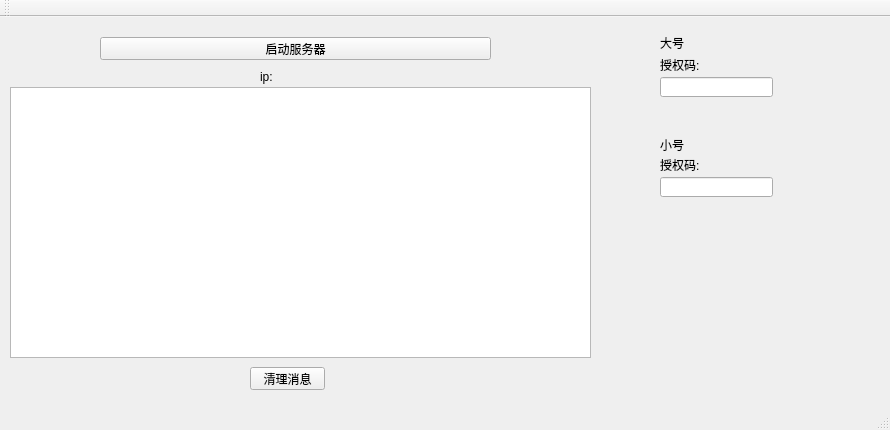
Old version of the form bhxserver.ui in the repository beyond296089727/BFXServer.
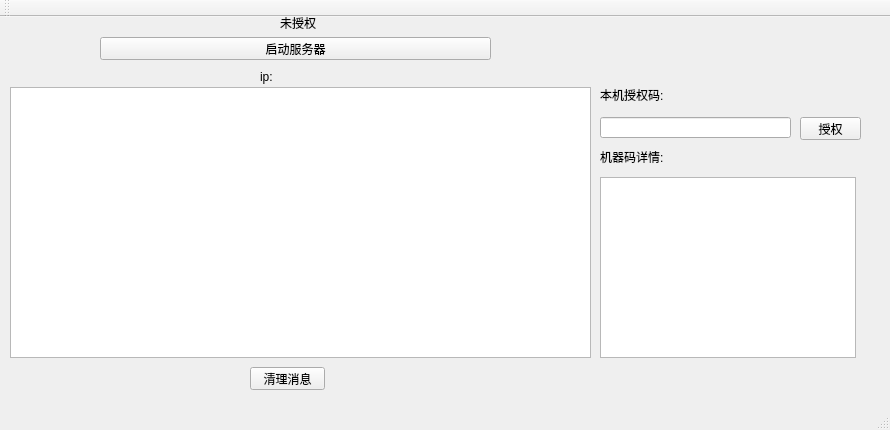
New version of the form.

Patch:
```diff
--- a/bhxserver.ui
+++ b/bhxserver.ui
@@ -66,73 +66,73 @@
    <widget class="QLabel" name="lb_dahao">
     <property name="geometry">
      <rect>
-      <x>660</x>
-      <y>20</y>
+      <x>600</x>
+      <y>130</y>
+      <width>101</width>
+      <height>20</height>
+     </rect>
+    </property>
+    <property name="text">
+     <string>机器码详情:</string>
+    </property>
+   </widget>
+   <widget class="QTextBrowser" name="tb_wx_mac">
+    <property name="geometry">
+     <rect>
+      <x>600</x>
+      <y>160</y>
+      <width>256</width>
+      <height>181</height>
+     </rect>
+    </property>
+   </widget>
+   <widget class="QLabel" name="lb_my_auth_code">
+    <property name="geometry">
+     <rect>
+      <x>600</x>
+      <y>70</y>
+      <width>71</width>
+      <height>16</height>
+     </rect>
+    </property>
+    <property name="text">
+     <string>本机授权码:</string>
+    </property>
+   </widget>
+   <widget class="QLineEdit" name="le_my_tuth_code">
+    <property name="geometry">
+     <rect>
+      <x>600</x>
+      <y>100</y>
+      <width>191</width>
+      <height>21</height>
+     </rect>
+    </property>
+   </widget>
+   <widget class="QPushButton" name="pb_authorize">
+    <property name="geometry">
+     <rect>
+      <x>800</x>
+      <y>100</y>
+      <width>61</width>
+      <height>23</height>
+     </rect>
+    </property>
+    <property name="text">
+     <string>授权</string>
+    </property>
+   </widget>
+   <widget class="QLabel" name="lb_isAuth">
+    <property name="geometry">
+     <rect>
+      <x>280</x>
+      <y>0</y>
       <width>54</width>
       <height>12</height>
      </rect>
     </property>
     <property name="text">
-     <string>大号</string>
-    </property>
-   </widget>
-   <widget class="QLineEdit" name="lineEdit">
-    <property name="geometry">
-     <rect>
-      <x>660</x>
-      <y>60</y>
-      <width>113</width>
-      <height>20</height>
-     </rect>
-    </property>
-   </widget>
-   <widget class="QLabel" name="lb_xiaohao">
-    <property name="geometry">
-     <rect>
-      <x>660</x>
-      <y>120</y>
-      <width>31</width>
-      <height>16</height>
-     </rect>
-    </property>
-    <property name="text">
-     <string>小号</string>
-    </property>
-   </widget>
-   <widget class="QLineEdit" name="lineEdit_2">
-    <property name="geometry">
-     <rect>
-      <x>660</x>
-      <y>160</y>
-      <width>113</width>
-      <height>20</height>
-     </rect>
-    </property>
-   </widget>
-   <widget class="QLabel" name="lb_dh_mac">
-    <property name="geometry">
-     <rect>
-      <x>660</x>
-      <y>40</y>
-      <width>41</width>
-      <height>16</height>
-     </rect>
-    </property>
-    <property name="text">
-     <string>授权码:</string>
-    </property>
-   </widget>
-   <widget class="QLabel" name="lb_xh_mac">
-    <property name="geometry">
-     <rect>
-      <x>660</x>
-      <y>140</y>
-      <width>41</width>
-      <height>16</height>
-     </rect>
-    </property>
-    <property name="text">
-     <string>授权码:</string>
+     <string>未授权</string>
     </property>
    </widget>
   </widget>
```
Left out of the diff: 2 changed lines with no effect on the pictures.
